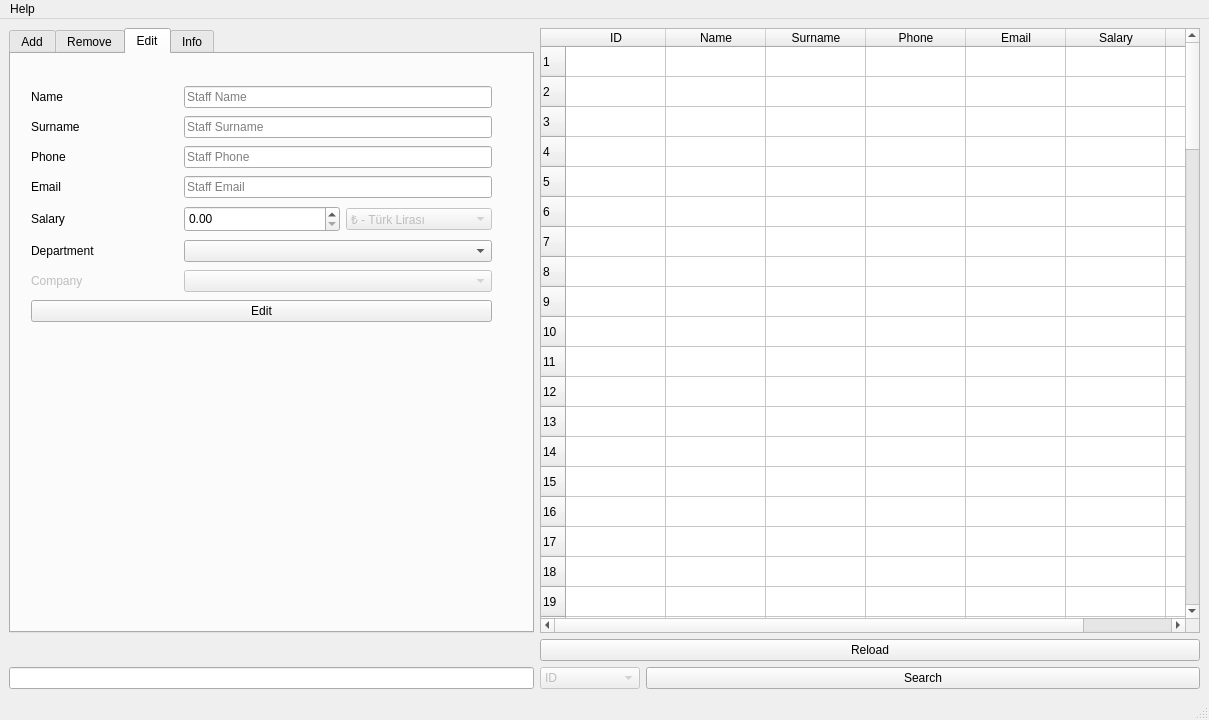
First picture: the form in Window/ui/StaffWindow.ui, repository GitHangar/SelCan_Public, before the edit.
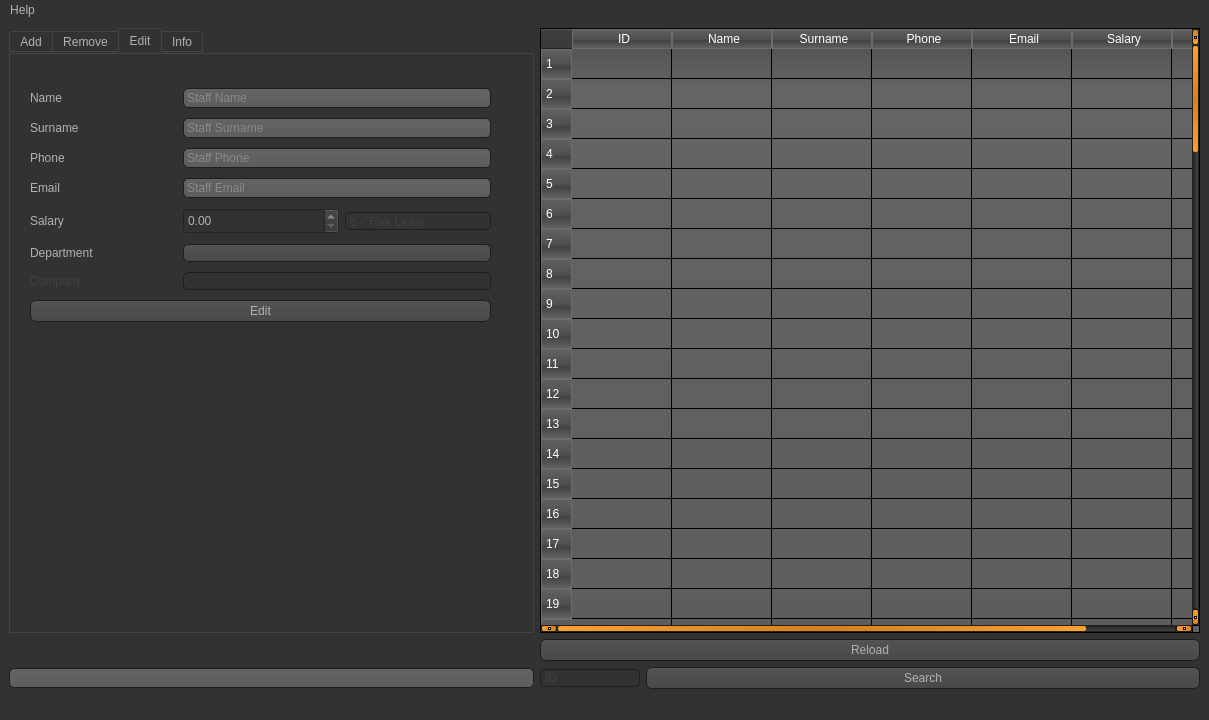
Second picture: the form after the edit. Icons and pictures are not drawn.

The edit to the form file:
```diff
--- a/Window/ui/StaffWindow.ui
+++ b/Window/ui/StaffWindow.ui
@@ -28,6 +28,467 @@
   <property name="windowOpacity">
    <double>1.000000000000000</double>
   </property>
+  <property name="styleSheet">
+   <string notr="true">QToolTip
+{
+     border: 1px solid black;
+     background-color: #ffa02f;
+     padding: 1px;
+     border-radius: 3px;
+     opacity: 100;
+}
+
+QWidget
+{
+    color: #b1b1b1;
+    background-color: #323232;
+}
+
+QWidget:item:hover
+{
+    background-color: QLinearGradient( x1: 0, y1: 0, x2: 0, y2: 1, stop: 0 #ffa02f, stop: 1 #ca0619);
+    color: #000000;
+}
+
+QWidget:item:selected
+{
+    background-color: QLinearGradient( x1: 0, y1: 0, x2: 0, y2: 1, stop: 0 #ffa02f, stop: 1 #d7801a);
+}
+
+QMenuBar::item
+{
+    background: transparent;
+}
+
+QMenuBar::item:selected
+{
+    background: transparent;
+    border: 1px solid #ffaa00;
+}
+
+QMenuBar::item:pressed
+{
+    background: #444;
+    border: 1px solid #000;
+    background-color: QLinearGradient(
+        x1:0, y1:0,
+        x2:0, y2:1,
+        stop:1 #212121,
+        stop:0.4 #343434/*,
+        stop:0.2 #343434,
+        stop:0.1 #ffaa00*/
+    );
+    margin-bottom:-1px;
+    padding-bottom:1px;
+}
+
+QMenu
+{
+    border: 1px solid #000;
+}
+
+QMenu::item
+{
+    padding: 2px 20px 2px 20px;
+}
+
+QMenu::item:selected
+{
+    color: #000000;
+}
+
+QWidget:disabled
+{
+    color: #404040;
+    background-color: #323232;
+}
+
+QAbstractItemView
+{
+    background-color: QLinearGradient( x1: 0, y1: 0, x2: 0, y2: 1, stop: 0 #4d4d4d, stop: 0.1 #646464, stop: 1 #5d5d5d);
+}
+
+QWidget:focus
+{
+    /*border: 2px solid QLinearGradient( x1: 0, y1: 0, x2: 0, y2: 1, stop: 0 #ffa02f, stop: 1 #d7801a);*/
+}
+
+QLineEdit
+{
+    background-color: QLinearGradient( x1: 0, y1: 0, x2: 0, y2: 1, stop: 0 #4d4d4d, stop: 0 #646464, stop: 1 #5d5d5d);
+    padding: 1px;
+    border-style: solid;
+    border: 1px solid #1e1e1e;
+    border-radius: 5;
+}
+
+QPushButton
+{
+    color: #b1b1b1;
+    background-color: QLinearGradient( x1: 0, y1: 0, x2: 0, y2: 1, stop: 0 #565656, stop: 0.1 #525252, stop: 0.5 #4e4e4e, stop: 0.9 #4a4a4a, stop: 1 #464646);
+    border-width: 1px;
+    border-color: #1e1e1e;
+    border-style: solid;
+    border-radius: 6;
+    padding: 3px;
+    font-size: 12px;
+    padding-left: 5px;
+    padding-right: 5px;
+}
+
+QPushButton:pressed
+{
+    background-color: QLinearGradient( x1: 0, y1: 0, x2: 0, y2: 1, stop: 0 #2d2d2d, stop: 0.1 #2b2b2b, stop: 0.5 #292929, stop: 0.9 #282828, stop: 1 #252525);
+}
+
+QComboBox
+{
+    selection-background-color: #ffaa00;
+    background-color: QLinearGradient( x1: 0, y1: 0, x2: 0, y2: 1, stop: 0 #565656, stop: 0.1 #525252, stop: 0.5 #4e4e4e, stop: 0.9 #4a4a4a, stop: 1 #464646);
+    border-style: solid;
+    border: 1px solid #1e1e1e;
+    border-radius: 5;
+}
+
+QComboBox:hover,QPushButton:hover
+{
+    border: 2px solid QLinearGradient( x1: 0, y1: 0, x2: 0, y2: 1, stop: 0 #ffa02f, stop: 1 #d7801a);
+}
+
+
+QComboBox:on
+{
+    padding-top: 3px;
+    padding-left: 4px;
+    background-color: QLinearGradient( x1: 0, y1: 0, x2: 0, y2: 1, stop: 0 #2d2d2d, stop: 0.1 #2b2b2b, stop: 0.5 #292929, stop: 0.9 #282828, stop: 1 #252525);
+    selection-background-color: #ffaa00;
+}
+
+QComboBox QAbstractItemView
+{
+    border: 2px solid darkgray;
+    selection-background-color: QLinearGradient( x1: 0, y1: 0, x2: 0, y2: 1, stop: 0 #ffa02f, stop: 1 #d7801a);
+}
+
+QComboBox::drop-down
+{
+     subcontrol-origin: padding;
+     subcontrol-position: top right;
+     width: 15px;
+
+     border-left-width: 0px;
+     border-left-color: darkgray;
+     border-left-style: solid; /* just a single line */
+     border-top-right-radius: 3px; /* same radius as the QComboBox */
+     border-bottom-right-radius: 3px;
+ }
+
+QComboBox::down-arrow
+{
+     image: url(:/down_arrow.png);
+}
+
+QGroupBox:focus
+{
+border: 2px solid QLinearGradient( x1: 0, y1: 0, x2: 0, y2: 1, stop: 0 #ffa02f, stop: 1 #d7801a);
+}
+
+QTextEdit:focus
+{
+    border: 2px solid QLinearGradient( x1: 0, y1: 0, x2: 0, y2: 1, stop: 0 #ffa02f, stop: 1 #d7801a);
+}
+
+QScrollBar:horizontal {
+     border: 1px solid #222222;
+     background: QLinearGradient( x1: 0, y1: 0, x2: 0, y2: 1, stop: 0.0 #121212, stop: 0.2 #282828, stop: 1 #484848);
+     height: 7px;
+     margin: 0px 16px 0 16px;
+}
+
+QScrollBar::handle:horizontal
+{
+      background: QLinearGradient( x1: 0, y1: 0, x2: 1, y2: 0, stop: 0 #ffa02f, stop: 0.5 #d7801a, stop: 1 #ffa02f);
+      min-height: 20px;
+      border-radius: 2px;
+}
+
+QScrollBar::add-line:horizontal {
+      border: 1px solid #1b1b19;
+      border-radius: 2px;
+      background: QLinearGradient( x1: 0, y1: 0, x2: 1, y2: 0, stop: 0 #ffa02f, stop: 1 #d7801a);
+      width: 14px;
+      subcontrol-position: right;
+      subcontrol-origin: margin;
+}
+
+QScrollBar::sub-line:horizontal {
+      border: 1px solid #1b1b19;
+      border-radius: 2px;
+      background: QLinearGradient( x1: 0, y1: 0, x2: 1, y2: 0, stop: 0 #ffa02f, stop: 1 #d7801a);
+      width: 14px;
+     subcontrol-position: left;
+     subcontrol-origin: margin;
+}
+
+QScrollBar::right-arrow:horizontal, QScrollBar::left-arrow:horizontal
+{
+      border: 1px solid black;
+      width: 1px;
+      height: 1px;
+      background: white;
+}
+
+QScrollBar::add-page:horizontal, QScrollBar::sub-page:horizontal
+{
+      background: none;
+}
+
+QScrollBar:vertical
+{
+      background: QLinearGradient( x1: 0, y1: 0, x2: 1, y2: 0, stop: 0.0 #121212, stop: 0.2 #282828, stop: 1 #484848);
+      width: 7px;
+      margin: 16px 0 16px 0;
+      border: 1px solid #222222;
+}
+
+QScrollBar::handle:vertical
+{
+      background: QLinearGradient( x1: 0, y1: 0, x2: 0, y2: 1, stop: 0 #ffa02f, stop: 0.5 #d7801a, stop: 1 #ffa02f);
+      min-height: 20px;
+      border-radius: 2px;
+}
+
+QScrollBar::add-line:vertical
+{
+      border: 1px solid #1b1b19;
+      border-radius: 2px;
+      background: QLinearGradient( x1: 0, y1: 0, x2: 0, y2: 1, stop: 0 #ffa02f, stop: 1 #d7801a);
+      height: 14px;
+      subcontrol-position: bottom;
+      subcontrol-origin: margin;
+}
+
+QScrollBar::sub-line:vertical
+{
+      border: 1px solid #1b1b19;
+      border-radius: 2px;
+      background: QLinearGradient( x1: 0, y1: 0, x2: 0, y2: 1, stop: 0 #d7801a, stop: 1 #ffa02f);
+      height: 14px;
+      subcontrol-position: top;
+      subcontrol-origin: margin;
+}
+
+QScrollBar::up-arrow:vertical, QScrollBar::down-arrow:vertical
+{
+      border: 1px solid black;
+      width: 1px;
+      height: 1px;
+      background: white;
+}
+
+
+QScrollBar::add-page:vertical, QScrollBar::sub-page:vertical
+{
+      background: none;
+}
+
+QTextEdit
+{
+    background-color: #242424;
+}
+
+QPlainTextEdit
+{
+    background-color: #242424;
+}
+
+QHeaderView::section
+{
+    background-color: QLinearGradient(x1:0, y1:0, x2:0, y2:1, stop:0 #616161, stop: 0.5 #505050, stop: 0.6 #434343, stop:1 #656565);
+    color: white;
+    padding-left: 4px;
+    border: 1px solid #6c6c6c;
+}
+
+QCheckBox:disabled
+{
+color: #414141;
+}
+
+QDockWidget::title
+{
+    text-align: center;
+    spacing: 3px; /* spacing between items in the tool bar */
+    background-color: QLinearGradient(x1:0, y1:0, x2:0, y2:1, stop:0 #323232, stop: 0.5 #242424, stop:1 #323232);
+}
+
+QDockWidget::close-button, QDockWidget::float-button
+{
+    text-align: center;
+    spacing: 1px; /* spacing between items in the tool bar */
+    background-color: QLinearGradient(x1:0, y1:0, x2:0, y2:1, stop:0 #323232, stop: 0.5 #242424, stop:1 #323232);
+}
+
+QDockWidget::close-button:hover, QDockWidget::float-button:hover
+{
+    background: #242424;
+}
+
+QDockWidget::close-button:pressed, QDockWidget::float-button:pressed
+{
+    padding: 1px -1px -1px 1px;
+}
+
+QMainWindow::separator
+{
+    background-color: QLinearGradient(x1:0, y1:0, x2:0, y2:1, stop:0 #161616, stop: 0.5 #151515, stop: 0.6 #212121, stop:1 #343434);
+    color: white;
+    padding-left: 4px;
+    border: 1px solid #4c4c4c;
+    spacing: 3px; /* spacing between items in the tool bar */
+}
+
+QMainWindow::separator:hover
+{
+
+    background-color: QLinearGradient(x1:0, y1:0, x2:0, y2:1, stop:0 #d7801a, stop:0.5 #b56c17 stop:1 #ffa02f);
+    color: white;
+    padding-left: 4px;
+    border: 1px solid #6c6c6c;
+    spacing: 3px; /* spacing between items in the tool bar */
+}
+
+QToolBar::handle
+{
+     spacing: 3px; /* spacing between items in the tool bar */
+     background: url(:/images/handle.png);
+}
+
+QMenu::separator
+{
+    height: 2px;
+    background-color: QLinearGradient(x1:0, y1:0, x2:0, y2:1, stop:0 #161616, stop: 0.5 #151515, stop: 0.6 #212121, stop:1 #343434);
+    color: white;
+    padding-left: 4px;
+    margin-left: 10px;
+    margin-right: 5px;
+}
+
+QProgressBar
+{
+    border: 2px solid grey;
+    border-radius: 5px;
+    text-align: center;
+}
+
+QProgressBar::chunk
+{
+    background-color: #d7801a;
+    width: 2.15px;
+    margin: 0.5px;
+}
+
+QTabBar::tab {
+    color: #b1b1b1;
+    border: 1px solid #444;
+    border-bottom-style: none;
+    background-color: #323232;
+    padding-left: 10px;
+    padding-right: 10px;
+    padding-top: 3px;
+    padding-bottom: 2px;
+    margin-right: -1px;
+}
+
+QTabWidget::pane {
+    border: 1px solid #444;
+    top: 1px;
+}
+
+QTabBar::tab:last
+{
+    margin-right: 0; /* the last selected tab has nothing to overlap with on the right */
+    border-top-right-radius: 3px;
+}
+
+QTabBar::tab:first:!selected
+{
+ margin-left: 0px; /* the last selected tab has nothing to overlap with on the right */
+
+
+    border-top-left-radius: 3px;
+}
+
+QTabBar::tab:!selected
+{
+    color: #b1b1b1;
+    border-bottom-style: solid;
+    margin-top: 3px;
+    background-color: QLinearGradient(x1:0, y1:0, x2:0, y2:1, stop:1 #212121, stop:.4 #343434);
+}
+
+QTabBar::tab:selected
+{
+    border-top-left-radius: 3px;
+    border-top-right-radius: 3px;
+    margin-bottom: 0px;
+}
+
+QTabBar::tab:!selected:hover
+{
+    /*border-top: 2px solid #ffaa00;
+    padding-bottom: 3px;*/
+    border-top-left-radius: 3px;
+    border-top-right-radius: 3px;
+    background-color: QLinearGradient(x1:0, y1:0, x2:0, y2:1, stop:1 #212121, stop:0.4 #343434, stop:0.2 #343434, stop:0.1 #ffaa00);
+}
+
+QRadioButton::indicator:checked, QRadioButton::indicator:unchecked{
+    color: #b1b1b1;
+    background-color: #323232;
+    border: 1px solid #b1b1b1;
+    border-radius: 6px;
+}
+
+QRadioButton::indicator:checked
+{
+    background-color: qradialgradient(
+        cx: 0.5, cy: 0.5,
+        fx: 0.5, fy: 0.5,
+        radius: 1.0,
+        stop: 0.25 #ffaa00,
+        stop: 0.3 #323232
+    );
+}
+
+QCheckBox::indicator{
+    color: #b1b1b1;
+    background-color: #323232;
+    border: 1px solid #b1b1b1;
+    width: 9px;
+    height: 9px;
+}
+
+QRadioButton::indicator
+{
+    border-radius: 6px;
+}
+
+QRadioButton::indicator:hover, QCheckBox::indicator:hover
+{
+    border: 1px solid #ffaa00;
+}
+
+QCheckBox::indicator:checked
+{
+    image:url(:/images/checkbox.png);
+}
+
+QCheckBox::indicator:disabled, QRadioButton::indicator:disabled
+{
+    border: 1px solid #444;
+}</string>
+  </property>
   <widget class="QWidget" name="centralwidget">
    <layout class="QGridLayout" name="gridLayout">
     <item row="3" column="0">
```
